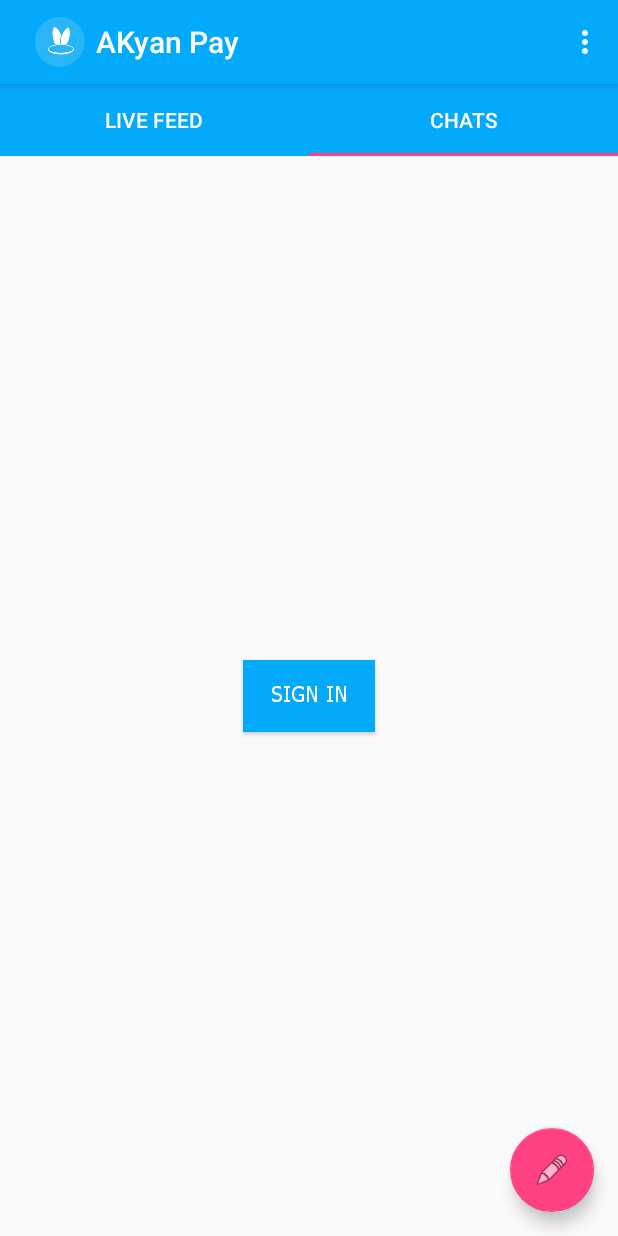
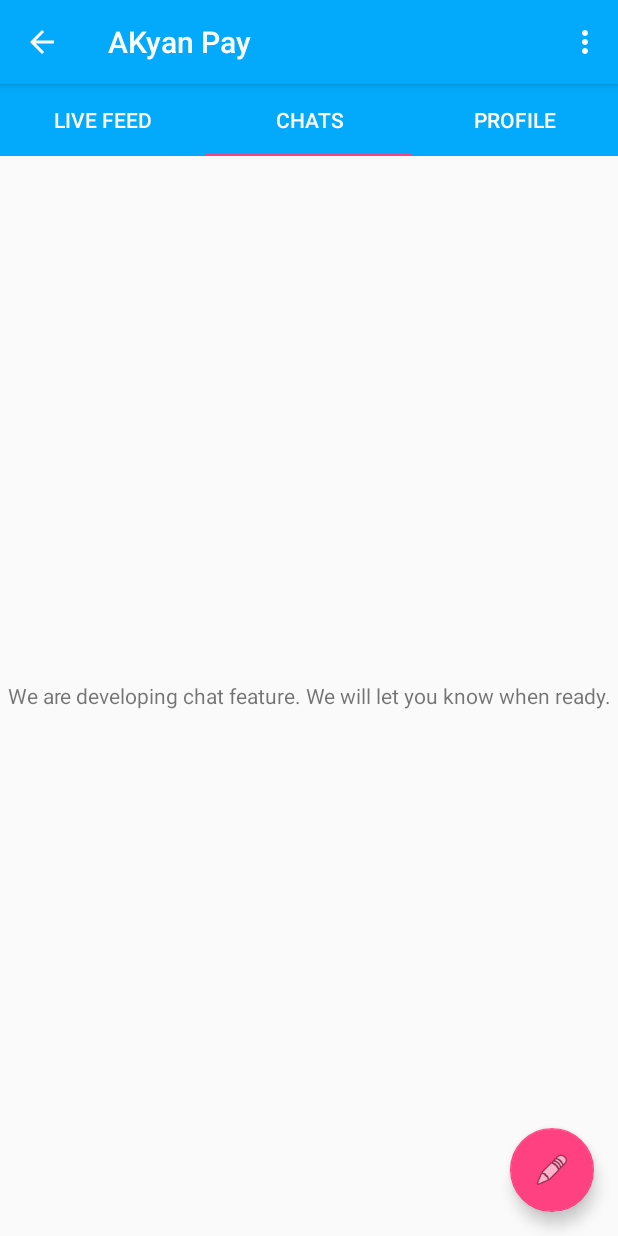
Before and after one commit to NyiNyiLin/counselor, an Android app: the LiveFeedFragment screen opened directly, with no data from a screen before it, tab 2 chosen, on a phone screen of 412 x 824 dp. Run offline under Robolectric (Android 15) with nearby library versions, the phone set to English and light mode, and no system bars; our stand-ins replace ButterKnife, Firebase (no records; nobody signed in at launch, a user with empty details on screens opened directly).

Commit message:
enhance log in feature

```diff
--- a/Counselling/app/src/main/AndroidManifest.xml
+++ b/Counselling/app/src/main/AndroidManifest.xml
@@ -58,7 +58,7 @@
         </activity>
         <activity
             android:name=".activities.MyCounsellorActivity"
-            android:label="@string/title_activity_my_counsellor"
+            android:label="@string/title_activity_ask"
             android:parentActivityName=".activities.AskActivity"
             android:theme="@style/AppTheme.NoActionBar">
             <meta-data
--- a/Counselling/app/src/main/java/com/nyi/annonymous/counselling/activities/MainActivity.java
+++ b/Counselling/app/src/main/java/com/nyi/annonymous/counselling/activities/MainActivity.java
@@ -48,7 +48,8 @@
         setSupportActionBar(toolbar);
         ActionBar actionBar = getSupportActionBar();
         if(actionBar != null){
-            actionBar.setLogo(R.mipmap.ic_launcher);
+            //actionBar.setLogo(R.mipmap.ic_launcher);
+            actionBar.setDisplayHomeAsUpEnabled(true);
         }
 
         fab = (FloatingActionButton) findViewById(R.id.fab);
@@ -95,16 +96,12 @@
         //noinspection SimplifiableIfStatement
         switch (id) {
             case R.id.action_settings:
-                if(UserModel.objInstance().isSignIn()) {
-                    UserModel.objInstance().setSignIn(false);
-                    this.recreate();
-                }else{
-                    Intent intent = new Intent(getApplicationContext(), LogInActivity.class);
+                    Intent intent = LogInfbActivity.newIntent();
                     startActivity(intent);
-                }
                 return true;
             case android.R.id.home:
                 //drawerLayout.openDrawer(GravityCompat.START);
+                finish();
                 return true;
         }
 
--- a/Counselling/app/src/main/java/com/nyi/annonymous/counselling/activities/SelectActivity.java
+++ b/Counselling/app/src/main/java/com/nyi/annonymous/counselling/activities/SelectActivity.java
@@ -60,7 +60,7 @@
         llask.setOnClickListener(new View.OnClickListener() {
             @Override
             public void onClick(View view) {
-                Intent in = new Intent(Counselling.getContext(), AskActivity.class);
+                Intent in = MyCounsellorActivity.newIntent();
                 startActivity(in);
             }
         });
--- a/Counselling/app/src/main/java/com/nyi/annonymous/counselling/adapters/ViewPagerAdapter.java
+++ b/Counselling/app/src/main/java/com/nyi/annonymous/counselling/adapters/ViewPagerAdapter.java
@@ -7,6 +7,7 @@
 import com.nyi.annonymous.counselling.fragments.ChatFragment;
 import com.nyi.annonymous.counselling.fragments.LeaderBoardFragment;
 import com.nyi.annonymous.counselling.fragments.LiveFeedFragment;
+import com.nyi.annonymous.counselling.fragments.ProfileFragment;
 
 /**
  * Created by IN-3442 on 11-Oct-15.
@@ -25,20 +26,20 @@
         }
         else if(position == 1){
             return ChatFragment.newInstance();
-        }else{
-            return ChatFragment.newInstance();
+        }else {
+            return ProfileFragment.newInstance();
         }
     }
 
     @Override
     public int getCount() {
-        return 2;
+        return 3;
     }
 
     @Override
     public CharSequence getPageTitle(int position) {
         if(position==0) return "Live Feed";
         else if(position == 1) return "Chats";
-        else return "LeaderBoards";
+        else return "Profile";
     }
 }
--- a/Counselling/app/src/main/java/com/nyi/annonymous/counselling/data/models/UserModel.java
+++ b/Counselling/app/src/main/java/com/nyi/annonymous/counselling/data/models/UserModel.java
@@ -68,6 +68,19 @@
     }
 
     public void setFirebaseUser(FirebaseUser firebaseUser) {
+        isSignIn = true;
         this.firebaseUser = firebaseUser;
     }
+
+    public String[] getUserNameList(){
+
+        int size = userList.size();
+        String userNameList[] = new String[size];
+
+        for(int a = 0; a < size; a++){
+            userNameList[a] = userList.get(a).getName();
+        }
+        return userNameList;
+    }
+
 }
--- a/Counselling/app/src/main/java/com/nyi/annonymous/counselling/fragments/ChatFragment.java
+++ b/Counselling/app/src/main/java/com/nyi/annonymous/counselling/fragments/ChatFragment.java
@@ -9,7 +9,10 @@
 import android.view.LayoutInflater;
 import android.view.View;
 import android.view.ViewGroup;
+import android.widget.ArrayAdapter;
+import android.widget.AutoCompleteTextView;
 import android.widget.Button;
+import android.widget.EditText;
 
 import com.google.firebase.database.ChildEventListener;
 import com.google.firebase.database.DataSnapshot;
@@ -44,12 +47,14 @@
  */
 public class ChatFragment extends Fragment implements MsgListVH.MsgListControl{
 
-
-    @BindView(R.id.rv_live_feed)
-    RecyclerView rvLiveFeed;
+    @BindView(R.id.rv_chat)
+    RecyclerView rvChat;
 
     @BindView(R.id.btn_singin)
     Button btnSignIn;
+
+    @BindView(R.id.auto_chat_search)
+    AutoCompleteTextView autoChatSearch;
 
     private MsgListAdapter msgListAdapter;
     private List<MsgList> msgLists = new ArrayList<>();
@@ -76,17 +81,23 @@
     public View onCreateView(LayoutInflater inflater, ViewGroup container,
                              Bundle savedInstanceState) {
         // Inflate the layout for this fragment
-        View view = inflater.inflate(R.layout.fragment_live_feed, container, false);
+        View view = inflater.inflate(R.layout.fragment_chat, container, false);
 
         ButterKnife.bind(this, view);
 
-        rvLiveFeed.setAdapter(msgListAdapter);
+        rvChat.setAdapter(msgListAdapter);
         LinearLayoutManager layoutManager = new LinearLayoutManager(Counselling.getContext(), LinearLayoutManager.VERTICAL, false);
-        rvLiveFeed.setLayoutManager(layoutManager);
+        rvChat.setLayoutManager(layoutManager);
 
-        if(UserModel.objInstance().isSignIn()) getDataFromFirebase();
-        else btnSignIn.setVisibility(View.VISIBLE);
+        /*if(UserModel.objInstance().isSignIn()) getDataFromFirebase();
+        else btnSignIn.setVisibility(View.VISIBLE);*/
 
+        bindlistener();
+
+        return view;
+    }
+
+    private void bindlistener() {
 
         btnSignIn.setOnClickListener(new View.OnClickListener() {
             @Override
@@ -95,17 +106,26 @@
                 startActivity(intent);
             }
         });
-        return view;
+
+        ArrayAdapter<String> toAD = new ArrayAdapter<String>(
+                getContext(), android.R.layout.simple_dropdown_item_1line, UserModel.objInstance().getUserNameList());
+        autoChatSearch.setAdapter(toAD);
+        autoChatSearch.setOnClickListener(new View.OnClickListener() {
+            @Override
+            public void onClick(final View arg0) {
+                autoChatSearch.showDropDown();
+            }
+        });
     }
 
     @Override
     public void onResume() {
         super.onResume();
-        if(UserModel.objInstance().isSignIn()) {
+        /*if(UserModel.objInstance().isSignIn()) {
             getDataFromFirebase();
             btnSignIn.setVisibility(View.INVISIBLE);
         }
-        else btnSignIn.setVisibility(View.VISIBLE);
+        else btnSignIn.setVisibility(View.VISIBLE);*/
     }
 
     private void getDataFromFirebase(){
--- a/Counselling/app/src/main/java/com/nyi/annonymous/counselling/fragments/LiveFeedFragment.java
+++ b/Counselling/app/src/main/java/com/nyi/annonymous/counselling/fragments/LiveFeedFragment.java
@@ -39,7 +39,7 @@
  * Use the {@link LiveFeedFragment#newInstance} factory method to
  * create an instance of this fragment.
  */
-public class LiveFeedFragment extends Fragment implements LiveFeedVH.LiveFeedControl{
+public class LiveFeedFragment extends BaseLiveFeedFragment implements LiveFeedVH.LiveFeedControl{
 
 
     @BindView(R.id.rv_live_feed)
@@ -93,26 +93,12 @@
 
     @Override
     public void onTapLike(LiveFeed liveFeed) {
-        int like = liveFeed.getLikeCount();
-
-        liveFeed.setLikeCount(like+1);
-
-        DatabaseReference databaseReference = FirebaseUtil.getObjInstance().getDatabaseReference().child(Constants.REF_LIVEFEED).child(liveFeed.getID());
-        databaseReference.setValue(liveFeed).addOnCompleteListener(new OnCompleteListener<Void>() {
-            @Override
-            public void onComplete(@NonNull Task<Void> task) {
-                Log.d("Councellor", "LiveFeeedFragment onTapLike like complete");
-
-
-            }
-        });
+        likeFunc(liveFeed);
     }
 
     @Override
     public void onTapComment(LiveFeed liveFeed) {
-        CommentDialogFragment dialog = CommentDialogFragment.newInstance(liveFeed.getCommentID());
-        dialog.setStyle(DialogFragment.STYLE_NORMAL, R.style.Dialog_FullScreen);
-        dialog.show(getFragmentManager(), "Comment");
+        commentFunc(liveFeed);
     }
 
     private void getDataFromFirebase(){
--- /dev/null
+++ b/Counselling/app/src/main/java/com/nyi/annonymous/counselling/fragments/ProfileFragment.java
@@ -0,0 +1,203 @@
+package com.nyi.annonymous.counselling.fragments;
+
+
+import android.content.Intent;
+import android.os.Bundle;
+import android.support.v4.app.Fragment;
+import android.support.v7.widget.LinearLayoutManager;
+import android.support.v7.widget.RecyclerView;
+import android.view.LayoutInflater;
+import android.view.View;
+import android.view.ViewGroup;
+import android.widget.Button;
+import android.widget.LinearLayout;
+import android.widget.RelativeLayout;
+import android.widget.TextView;
+
+import com.google.firebase.auth.FirebaseAuth;
+import com.google.firebase.auth.FirebaseUser;
+import com.google.firebase.database.ChildEventListener;
+import com.google.firebase.database.DataSnapshot;
+import com.google.firebase.database.DatabaseError;
+import com.google.firebase.database.DatabaseReference;
+import com.google.firebase.database.ValueEventListener;
+import com.nyi.annonymous.counselling.Counselling;
+import com.nyi.annonymous.counselling.R;
+import com.nyi.annonymous.counselling.activities.LogInfbActivity;
+import com.nyi.annonymous.counselling.adapters.LiveFeedAdapter;
+import com.nyi.annonymous.counselling.data.VOS.LiveFeed;
+import com.nyi.annonymous.counselling.data.models.UserModel;
+import com.nyi.annonymous.counselling.utils.Constants;
+import com.nyi.annonymous.counselling.utils.FirebaseUtil;
+import com.nyi.annonymous.counselling.views.holders.LiveFeedVH;
+
+import java.util.ArrayList;
+import java.util.List;
+
+import butterknife.BindView;
+import butterknife.ButterKnife;
+
+/**
+ * A simple {@link Fragment} subclass.
+ * Use the {@link ProfileFragment#newInstance} factory method to
+ * create an instance of this fragment.
+ */
+public class ProfileFragment extends BaseLiveFeedFragment implements LiveFeedVH.LiveFeedControl{
+
+    @BindView(R.id.tv_profile_name)
+    TextView tvProfileName;
+
+    @BindView(R.id.tv_profile_email)
+    TextView tvProfileEmail;
+
+    @BindView(R.id.btn_profile_login)
+    Button btnLogIn;
+
+    @BindView(R.id.rv_profile)
+    RecyclerView rvProfile;
+
+    @BindView(R.id.rl_profile_main)
+    RelativeLayout rlMain;
+
+    @BindView(R.id.ll_profile_log_in)
+    LinearLayout llLogIn;
+
+    private LiveFeedAdapter liveFeedAdapter;
+    private List<LiveFeed> liveFeedList = new ArrayList<>();
+    FirebaseUser user;
+
+    public ProfileFragment() {
+        // Required empty public constructor
+    }
+
+    public static ProfileFragment newInstance() {
+        ProfileFragment fragment = new ProfileFragment();
+        Bundle args = new Bundle();
+        fragment.setArguments(args);
+        return fragment;
+    }
+
+    @Override
+    public void onCreate(Bundle savedInstanceState) {
+        super.onCreate(savedInstanceState);
+        if (getArguments() != null) {
+        }
+
+        liveFeedAdapter = new LiveFeedAdapter(liveFeedList, this);
+    }
+
+    @Override
+    public View onCreateView(LayoutInflater inflater, ViewGroup container,
+                             Bundle savedInstanceState) {
+        // Inflate the layout for this fragment
+        View view = inflater.inflate(R.layout.fragment_profile, container, false);
+        ButterKnife.bind(this, view);
+
+        rvProfile.setAdapter(liveFeedAdapter);
+        LinearLayoutManager layoutManager = new LinearLayoutManager(Counselling.getContext(), LinearLayoutManager.VERTICAL, false);
+        rvProfile.setLayoutManager(layoutManager);
+
+        btnLogIn.setOnClickListener(new View.OnClickListener() {
+            @Override
+            public void onClick(View view) {
+                if(UserModel.objInstance().isSignIn()){
+                    FirebaseAuth.getInstance().signOut();
+                    UserModel.objInstance().setSignIn(false);
+
+                }else{
+                    Intent intent = LogInfbActivity.newIntent();
+                    startActivity(intent);
+
+                }
+                //onResume();
+                getActivity().recreate();
+            }
+        });
+
+        return view;
+    }
+
+    private void getDataFromFirebase() {
+
+        DatabaseReference databaseReference = FirebaseUtil.getObjInstance().getDatabaseReference().child(Constants.REF_USER).child(user.getUid()).child(Constants.REF_POST);
+        databaseReference.addChildEventListener(new ChildEventListener() {
+            @Override
+            public void onChildAdded(DataSnapshot dataSnapshot, String s) {
+                String postID = dataSnapshot.getValue(String.class);
+
+                getPost(postID);
+            }
+
+            @Override
+            public void onChildChanged(DataSnapshot dataSnapshot, String s) {
+
+            }
+
+            @Override
+            public void onChildRemoved(DataSnapshot dataSnapshot) {
+
+            }
+
+            @Override
+            public void onChildMoved(DataSnapshot dataSnapshot, String s) {
+
+            }
+
+            @Override
+            public void onCancelled(DatabaseError databaseError) {
+
+            }
+        });
+    }
+
+    private void getPost(String postID){
+        DatabaseReference databaseReference = FirebaseUtil.getObjInstance().getDatabaseReference().child(Constants.REF_LIVEFEED).child(postID);
+        databaseReference.addListenerForSingleValueEvent(new ValueEventListener() {
+            @Override
+            public void onDataChange(DataSnapshot dataSnapshot) {
+                LiveFeed livefeed = dataSnapshot.getValue(LiveFeed.class);
+
+                liveFeedAdapter.addNewMenu(livefeed);
+            }
+
+            @Override
+            public void onCancelled(DatabaseError databaseError) {
+
+            }
+        });
+
+    }
+
+    @Override
+    public void onResume() {
+        super.onResume();
+
+        if(UserModel.objInstance().isSignIn()){
+            user = UserModel.objInstance().getFirebaseUser();
+            tvProfileName.setText(user.getDisplayName());
+            tvProfileEmail.setText(user.getEmail());
+
+            rlMain.setVisibility(View.VISIBLE);
+            llLogIn.setVisibility(View.GONE);
+
+            getDataFromFirebase();
+        }else{
+            tvProfileName.setText("");
+            tvProfileEmail.setText("");
+
+            rlMain.setVisibility(View.GONE);
+            llLogIn.setVisibility(View.VISIBLE);
+        }
+
+    }
+
+    @Override
+    public void onTapLike(LiveFeed liveFeed) {
+        likeFunc(liveFeed);
+    }
+
+    @Override
+    public void onTapComment(LiveFeed liveFeed) {
+        commentFunc(liveFeed);
+    }
+}
--- /dev/null
+++ b/Counselling/app/src/main/res/layout/fragment_chat.xml
@@ -0,0 +1,65 @@
+<RelativeLayout xmlns:android="http://schemas.android.com/apk/res/android"
+    xmlns:tools="http://schemas.android.com/tools"
+    android:layout_width="match_parent"
+    android:layout_height="match_parent"
+    xmlns:app="http://schemas.android.com/apk/res-auto"
+    tools:context="com.nyi.annonymous.counselling.fragments.LiveFeedFragment">
+
+    <LinearLayout
+        android:id="@+id/ll_search"
+        android:layout_width="match_parent"
+        android:layout_height="wrap_content"
+        android:orientation="horizontal"
+        android:visibility="gone">
+
+        <android.support.design.widget.TextInputLayout
+            android:layout_width="match_parent"
+            android:layout_height="wrap_content"
+            android:layout_weight="1">
+
+            <AutoCompleteTextView
+                android:id="@+id/auto_chat_search"
+                android:layout_width="match_parent"
+                android:layout_height="wrap_content"/>
+
+        </android.support.design.widget.TextInputLayout>
+
+        <Button
+            android:id="@+id/btn_chat"
+            android:layout_width="wrap_content"
+            android:layout_height="wrap_content"
+            android:text="Chat"
+            android:layout_weight="0"
+            android:layout_gravity="center"/>
+
+    </LinearLayout>
+
+    <android.support.v7.widget.RecyclerView
+        android:id="@+id/rv_chat"
+        android:layout_width="match_parent"
+        android:layout_height="match_parent"
+        android:gravity="center"
+        android:layout_marginTop="@dimen/margin_medium"
+        android:layout_marginBottom="@dimen/margin_medium"
+        android:layout_below="@id/ll_search"
+        android:visibility="gone"/>
+
+    <com.nyi.annonymous.counselling.components.MMButton
+        android:id="@+id/btn_singin"
+        android:layout_width="wrap_content"
+        android:layout_height="wrap_content"
+        android:text="Sign in"
+        android:textColor="#fff"
+        android:background="@color/colorPrimary"
+        android:visibility="gone"
+        android:layout_gravity="center"
+        android:layout_centerInParent="true"/>
+
+    <TextView
+        android:layout_width="match_parent"
+        android:layout_height="wrap_content"
+        android:gravity="center"
+        android:layout_centerInParent="true"
+        android:text="@string/notify_implementing_text"/>
+
+</RelativeLayout>
--- a/Counselling/app/src/main/res/layout/fragment_live_feed.xml
+++ b/Counselling/app/src/main/res/layout/fragment_live_feed.xml
@@ -1,4 +1,4 @@
-<FrameLayout xmlns:android="http://schemas.android.com/apk/res/android"
+<RelativeLayout xmlns:android="http://schemas.android.com/apk/res/android"
     xmlns:tools="http://schemas.android.com/tools"
     android:layout_width="match_parent"
     android:layout_height="match_parent"
@@ -11,16 +11,6 @@
         android:layout_height="match_parent"
         android:gravity="center"
         android:layout_marginTop="@dimen/margin_medium"
-        android:layout_marginBottom="@dimen/margin_medium" />
+        android:layout_marginBottom="@dimen/margin_medium"/>
 
-    <com.nyi.annonymous.counselling.components.MMButton
-        android:id="@+id/btn_singin"
-        android:layout_width="wrap_content"
-        android:layout_height="wrap_content"
-        android:text="Sign in"
-        android:textColor="#fff"
-        android:background="@color/colorPrimary"
-        android:visibility="gone"
-        android:layout_gravity="center"/>
-
-</FrameLayout>
+</RelativeLayout>
--- a/Counselling/app/src/main/res/values/strings.xml
+++ b/Counselling/app/src/main/res/values/strings.xml
@@ -21,4 +21,5 @@
     <string name="fb_login_protocol_scheme">fb686248411586125</string>
 
     <string name="login_warining">We do not post any status to fb and we gurantee that all of the data you provided is saved safely.</string>
+    <string name="notify_implementing_text">We are developing chat feature.  We will let you know when ready.</string>
 </resources>
```
Also changed, not shown: Counselling/app/build.gradle (+5 -5 lines), Counselling/app/src/main/java/com/nyi/annonymous/counselling/Counselling.java (+7 -0 lines), Counselling/app/src/main/java/com/nyi/annonymous/counselling/activities/LogInfbActivity.java (+30 -2 lines), Counselling/app/src/main/java/com/nyi/annonymous/counselling/activities/MyCounsellorActivity.java (+11 -3 lines), Counselling/app/src/main/java/com/nyi/annonymous/counselling/fragments/BaseLiveFeedFragment.java (added, +56 -0 lines), Counselling/app/src/main/res/layout/content_log_infb.xml (+11 -0 lines), Counselling/app/src/main/res/layout/fragment_profile.xml (added, +89 -0 lines).
